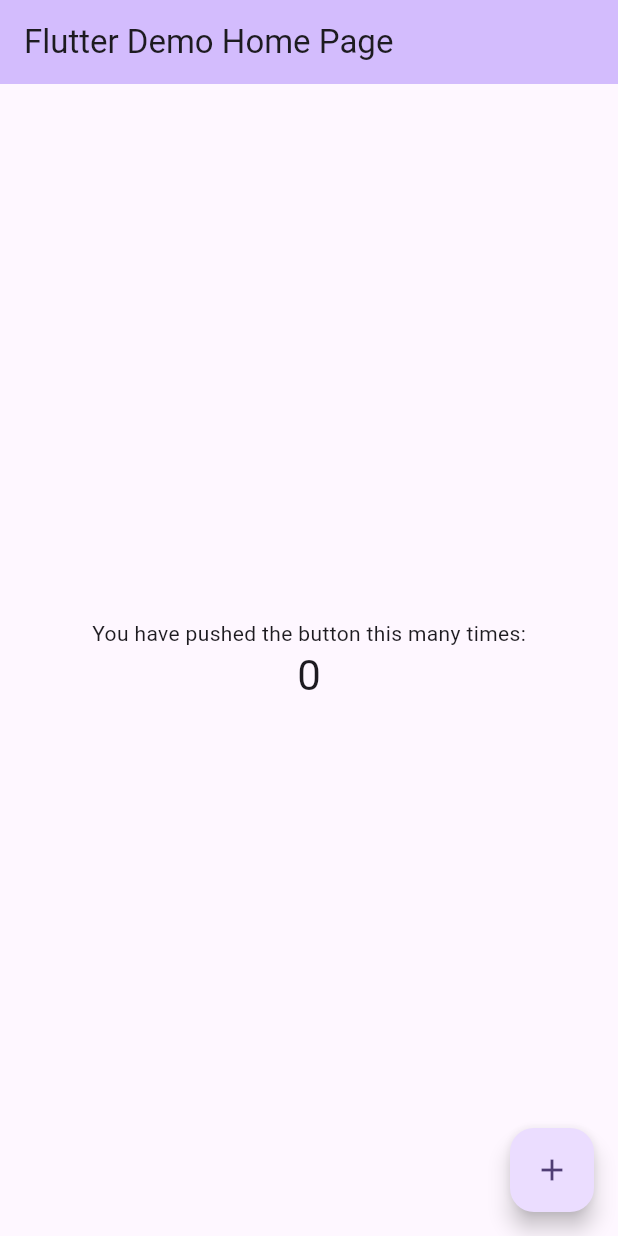
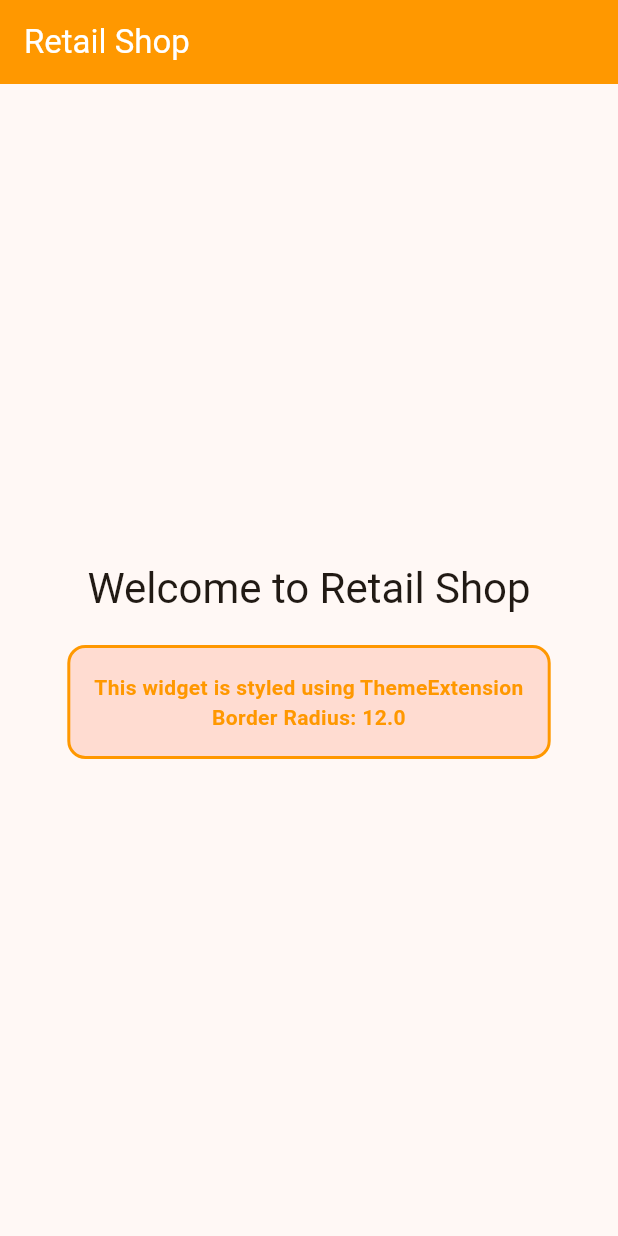
Before and after one commit to vitderkach/e_commerce_test_project, a Flutter app: the screen it shows after launch, on a phone screen of 412 x 824 dp. Run offline on Flutter 3.47's test engine with Material 3 defaults, Android fonts, the phone set to English and light mode, and no system bars.

Commit message:
Add multi-tenant support

```diff
--- /dev/null
+++ b/lib/core/flavor/app_flavor.dart
@@ -0,0 +1,14 @@
+enum AppFlavor {
+  retailShop('retail_shop'),
+  utilityPay('utility_pay');
+
+  final String name;
+  const AppFlavor(this.name);
+
+  static AppFlavor fromString(String? flavor) {
+    return AppFlavor.values.firstWhere(
+      (e) => e.name == flavor,
+      orElse: () => AppFlavor.retailShop, // Default flavor
+    );
+  }
+}
--- /dev/null
+++ b/lib/core/flavor/flavor_config.dart
@@ -0,0 +1,20 @@
+import 'app_flavor.dart';
+
+class FlavorConfig {
+  final AppFlavor flavor;
+
+  FlavorConfig._({required this.flavor});
+
+  static FlavorConfig? _instance;
+
+  static void initialize(String? flavorName) {
+    _instance = FlavorConfig._(
+      flavor: AppFlavor.fromString(flavorName),
+    );
+  }
+
+  static FlavorConfig get instance {
+    assert(_instance != null, 'FlavorConfig must be initialized before use');
+    return _instance!;
+  }
+}
--- /dev/null
+++ b/lib/core/tenant/retail_shop_tenant.dart
@@ -0,0 +1,24 @@
+import 'package:flutter/material.dart';
+import 'tenant_config.dart';
+import '../theme/app_theme_extension.dart';
+
+class RetailShopTenant implements TenantConfig {
+  @override
+  String get tenantName => 'Retail Shop';
+
+  @override
+  ThemeData get themeData => ThemeData(
+        useMaterial3: true,
+        colorScheme: ColorScheme.fromSeed(
+          seedColor: Colors.orange,
+          primary: Colors.orange,
+        ),
+        extensions: [
+          const AppThemeExtension(
+            primaryColor: Colors.orange,
+            accentColor: Colors.deepOrangeAccent,
+            borderRadius: 12.0,
+          ),
+        ],
+      );
+}
--- /dev/null
+++ b/lib/core/tenant/tenant_config.dart
@@ -0,0 +1,18 @@
+import 'package:flutter/material.dart';
+import '../flavor/app_flavor.dart';
+import 'retail_shop_tenant.dart';
+import 'utility_pay_tenant.dart';
+
+abstract class TenantConfig {
+  String get tenantName;
+  ThemeData get themeData;
+
+  factory TenantConfig.fromFlavor(AppFlavor flavor) {
+    switch (flavor) {
+      case AppFlavor.retailShop:
+        return RetailShopTenant();
+      case AppFlavor.utilityPay:
+        return UtilityPayTenant();
+    }
+  }
+}
--- /dev/null
+++ b/lib/core/tenant/utility_pay_tenant.dart
@@ -0,0 +1,24 @@
+import 'package:flutter/material.dart';
+import 'tenant_config.dart';
+import '../theme/app_theme_extension.dart';
+
+class UtilityPayTenant implements TenantConfig {
+  @override
+  String get tenantName => 'Utility Pay';
+
+  @override
+  ThemeData get themeData => ThemeData(
+        useMaterial3: true,
+        colorScheme: ColorScheme.fromSeed(
+          seedColor: Colors.blue,
+          primary: Colors.blue,
+        ),
+        extensions: [
+          const AppThemeExtension(
+            primaryColor: Colors.blue,
+            accentColor: Colors.lightBlueAccent,
+            borderRadius: 4.0,
+          ),
+        ],
+      );
+}
--- /dev/null
+++ b/lib/core/theme/app_theme_extension.dart
@@ -0,0 +1,45 @@
+import 'package:flutter/material.dart';
+
+class AppThemeExtension extends ThemeExtension<AppThemeExtension> {
+  final Color primaryColor;
+  final Color accentColor;
+  final double borderRadius;
+
+  const AppThemeExtension({
+    required this.primaryColor,
+    required this.accentColor,
+    required this.borderRadius,
+  });
+
+  @override
+  ThemeExtension<AppThemeExtension> copyWith({
+    Color? primaryColor,
+    Color? accentColor,
+    double? borderRadius,
+  }) {
+    return AppThemeExtension(
+      primaryColor: primaryColor ?? this.primaryColor,
+      accentColor: accentColor ?? this.accentColor,
+      borderRadius: borderRadius ?? this.borderRadius,
+    );
+  }
+
+  @override
+  ThemeExtension<AppThemeExtension> lerp(
+    covariant ThemeExtension<AppThemeExtension>? other,
+    double t,
+  ) {
+    if (other is! AppThemeExtension) {
+      return this;
+    }
+    return AppThemeExtension(
+      primaryColor: Color.lerp(primaryColor, other.primaryColor, t)!,
+      accentColor: Color.lerp(accentColor, other.accentColor, t)!,
+      borderRadius: BorderRadius.lerp(
+        BorderRadius.circular(borderRadius),
+        BorderRadius.circular(other.borderRadius),
+        t,
+      )!.bottomLeft.x, // Simplified lerp for double
+    );
+  }
+}
--- a/lib/main.dart
+++ b/lib/main.dart
@@ -1,122 +1,88 @@
 import 'package:flutter/material.dart';
+import 'package:flutter/services.dart';
+import 'core/flavor/flavor_config.dart';
+import 'core/tenant/tenant_config.dart';
+import 'core/theme/app_theme_extension.dart';
 
 void main() {
-  runApp(const MyApp());
+  WidgetsFlutterBinding.ensureInitialized();
+
+  // In Flutter 3.16+, appFlavor from services.dart provides the flavor
+  // passed via the --flavor flag during build/run.
+  FlavorConfig.initialize(appFlavor);
+
+  runApp(const MultiTenantApp());
 }
 
-class MyApp extends StatelessWidget {
-  const MyApp({super.key});
+class MultiTenantApp extends StatelessWidget {
+  const MultiTenantApp({super.key});
 
-  // This widget is the root of your application.
   @override
   Widget build(BuildContext context) {
+    final flavor = FlavorConfig.instance.flavor;
+    final tenant = TenantConfig.fromFlavor(flavor);
+
     return MaterialApp(
-      title: 'Flutter Demo',
-      theme: ThemeData(
-        // This is the theme of your application.
-        //
-        // TRY THIS: Try running your application with "flutter run". You'll see
-        // the application has a purple toolbar. Then, without quitting the app,
-        // try changing the seedColor in the colorScheme below to Colors.green
-        // and then invoke "hot reload" (save your changes or press the "hot
-        // reload" button in a Flutter-supported IDE, or press "r" if you used
-        // the command line to start the app).
-        //
-        // Notice that the counter didn't reset back to zero; the application
-        // state is not lost during the reload. To reset the state, use hot
-        // restart instead.
-        //
-        // This works for code too, not just values: Most code changes can be
-        // tested with just a hot reload.
-        colorScheme: ColorScheme.fromSeed(seedColor: Colors.deepPurple),
-      ),
-      home: const MyHomePage(title: 'Flutter Demo Home Page'),
+      debugShowCheckedModeBanner: false,
+      title: tenant.tenantName,
+      theme: tenant.themeData,
+      home: TenantHomePage(title: tenant.tenantName),
     );
   }
 }
 
-class MyHomePage extends StatefulWidget {
-  const MyHomePage({super.key, required this.title});
-
-  // This widget is the home page of your application. It is stateful, meaning
-  // that it has a State object (defined below) that contains fields that affect
-  // how it looks.
-
-  // This class is the configuration for the state. It holds the values (in this
-  // case the title) provided by the parent (in this case the App widget) and
-  // used by the build method of the State. Fields in a Widget subclass are
-  // always marked "final".
-
+class TenantHomePage extends StatelessWidget {
   final String title;
-
-  @override
-  State<MyHomePage> createState() => _MyHomePageState();
-}
-
-class _MyHomePageState extends State<MyHomePage> {
-  int _counter = 0;
-
-  void _incrementCounter() {
-    setState(() {
-      // This call to setState tells the Flutter framework that something has
-      // changed in this State, which causes it to rerun the build method below
-      // so that the display can reflect the updated values. If we changed
-      // _counter without calling setState(), then the build method would not be
-      // called again, and so nothing would appear to happen.
-      _counter++;
-    });
-  }
+  const TenantHomePage({super.key, required this.title});
 
   @override
   Widget build(BuildContext context) {
-    // This method is rerun every time setState is called, for instance as done
-    // by the _incrementCounter method above.
-    //
-    // The Flutter framework has been optimized to make rerunning build methods
-    // fast, so that you can just rebuild anything that needs updating rather
-    // than having to individually change instances of widgets.
     return Scaffold(
       appBar: AppBar(
-        // TRY THIS: Try changing the color here to a specific color (to
-        // Colors.amber, perhaps?) and trigger a hot reload to see the AppBar
-        // change color while the other colors stay the same.
-        backgroundColor: Theme.of(context).colorScheme.inversePrimary,
-        // Here we take the value from the MyHomePage object that was created by
-        // the App.build method, and use it to set our appbar title.
-        title: Text(widget.title),
+        title: Text(title),
+        backgroundColor: Theme.of(context).colorScheme.primary,
+        foregroundColor: Colors.white,
       ),
       body: Center(
-        // Center is a layout widget. It takes a single child and positions it
-        // in the middle of the parent.
         child: Column(
-          // Column is also a layout widget. It takes a list of children and
-          // arranges them vertically. By default, it sizes itself to fit its
-          // children horizontally, and tries to be as tall as its parent.
-          //
-          // Column has various properties to control how it sizes itself and
-          // how it positions its children. Here we use mainAxisAlignment to
-          // center the children vertically; the main axis here is the vertical
-          // axis because Columns are vertical (the cross axis would be
-          // horizontal).
-          //
-          // TRY THIS: Invoke "debug painting" (choose the "Toggle Debug Paint"
-          // action in the IDE, or press "p" in the console), to see the
-          // wireframe for each widget.
           mainAxisAlignment: MainAxisAlignment.center,
-          children: <Widget>[
-            const Text('You have pushed the button this many times:'),
+          children: [
             Text(
-              '$_counter',
+              'Welcome to $title',
               style: Theme.of(context).textTheme.headlineMedium,
             ),
+            const SizedBox(height: 20),
+            const TenantBrandedWidget(),
           ],
         ),
       ),
-      floatingActionButton: FloatingActionButton(
-        onPressed: _incrementCounter,
-        tooltip: 'Increment',
-        child: const Icon(Icons.add),
-      ), // This trailing comma makes auto-formatting nicer for build methods.
     );
   }
 }
+
+class TenantBrandedWidget extends StatelessWidget {
+  const TenantBrandedWidget({super.key});
+
+  @override
+  Widget build(BuildContext context) {
+    // Accessing tenant-specific theme tokens via ThemeExtension
+    final themeExt = Theme.of(context).extension<AppThemeExtension>()!;
+
+    return Container(
+      padding: const EdgeInsets.all(16),
+      decoration: BoxDecoration(
+        color: themeExt.accentColor.withValues(alpha: 0.2),
+        borderRadius: BorderRadius.circular(themeExt.borderRadius),
+        border: Border.all(color: themeExt.primaryColor, width: 2),
+      ),
+      child: Text(
+        'This widget is styled using ThemeExtension\nBorder Radius: ${themeExt.borderRadius}',
+        textAlign: TextAlign.center,
+        style: TextStyle(
+          color: themeExt.primaryColor,
+          fontWeight: FontWeight.bold,
+        ),
+      ),
+    );
+  }
+}
```
